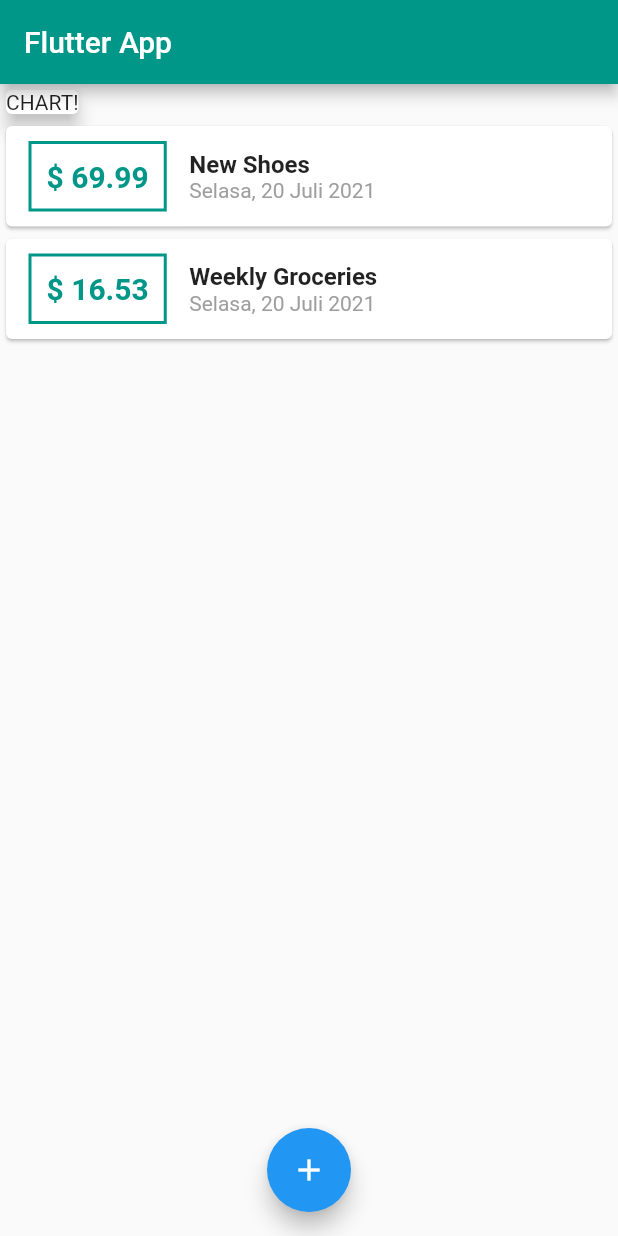
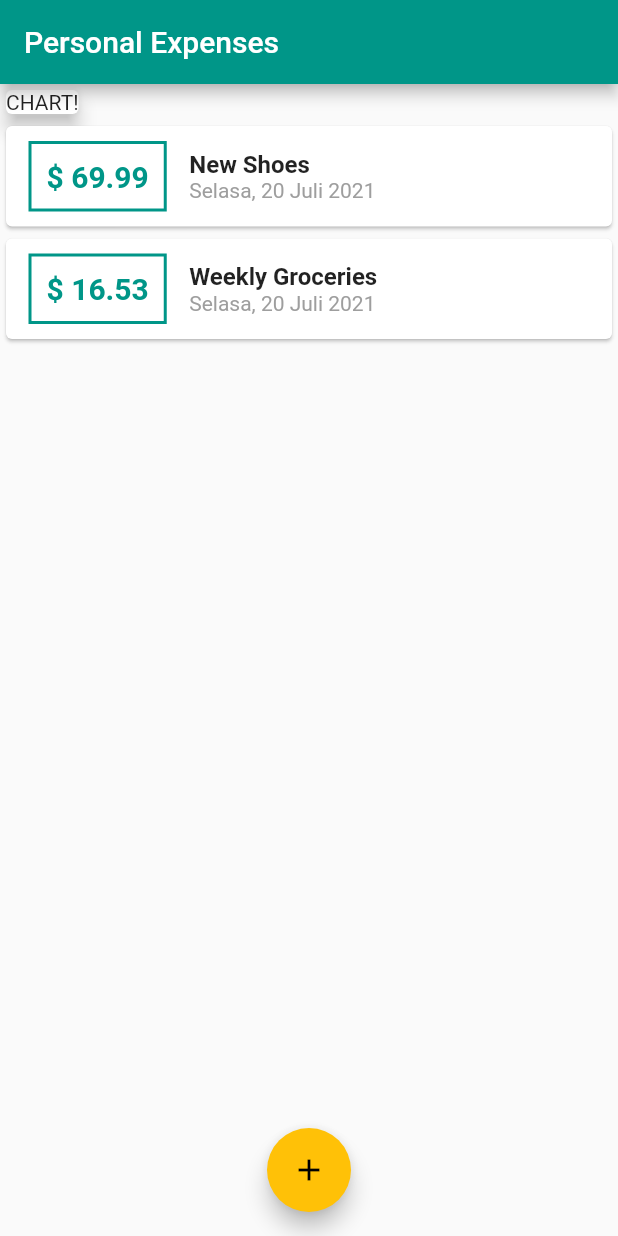
Before and after one commit to Dzaky02/expenses_app, a Flutter app: the screen it shows after launch, on a phone screen of 412 x 824 dp. Run offline on Flutter 3.47's test engine with Material 2 defaults, Android fonts, the phone set to English and light mode, and no system bars.

Commit message:
Configuring Theme.

```diff
--- a/lib/main.dart
+++ b/lib/main.dart
@@ -17,9 +17,10 @@ class MyApp extends StatelessWidget {
     // for the detail
     initializeDateFormatting();
     return MaterialApp(
-      title: 'Flutter Demo',
+      title: 'Personal Expenses',
       theme: ThemeData(
-        primarySwatch: Colors.blue,
+        primarySwatch: Colors.teal,
+        accentColor: Colors.amber,
       ),
       home: HomePage(),
     );
@@ -72,8 +73,7 @@ class _HomePageState extends State<HomePage> {
   Widget build(BuildContext context) {
     return Scaffold(
       appBar: AppBar(
-        title: Text('Flutter App'),
-        backgroundColor: Colors.teal,
+        title: Text('Personal Expenses'),
       ),
       body: SingleChildScrollView(
         child: Column(
--- a/lib/widgets/transaction_list.dart
+++ b/lib/widgets/transaction_list.dart
@@ -25,7 +25,7 @@ class TransactionList extends StatelessWidget {
               padding: EdgeInsets.all(10),
               decoration: BoxDecoration(
                 border: Border.all(
-                  color: Colors.teal,
+                  color: Theme.of(context).primaryColor,
                   width: 2,
                 ),
               ),
@@ -34,7 +34,7 @@ class TransactionList extends StatelessWidget {
                 style: TextStyle(
                   fontWeight: FontWeight.bold,
                   fontSize: 20,
-                  color: Colors.teal,
+                  color: Theme.of(context).primaryColor,
                 ),
               ),
             ),
```
